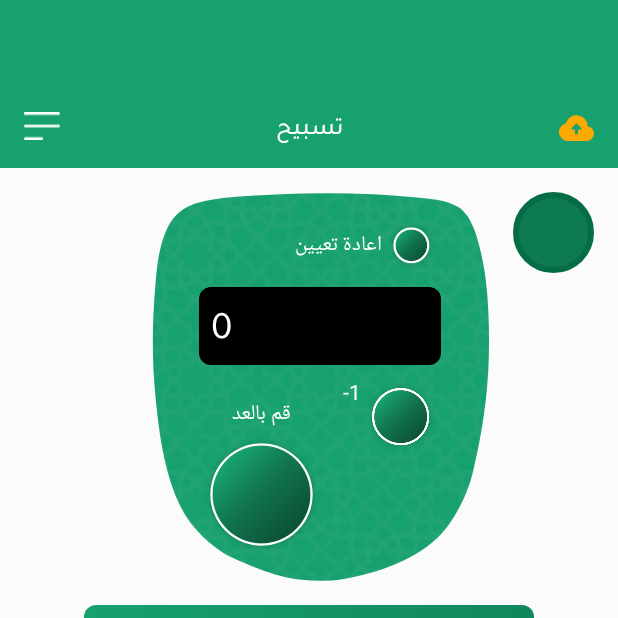
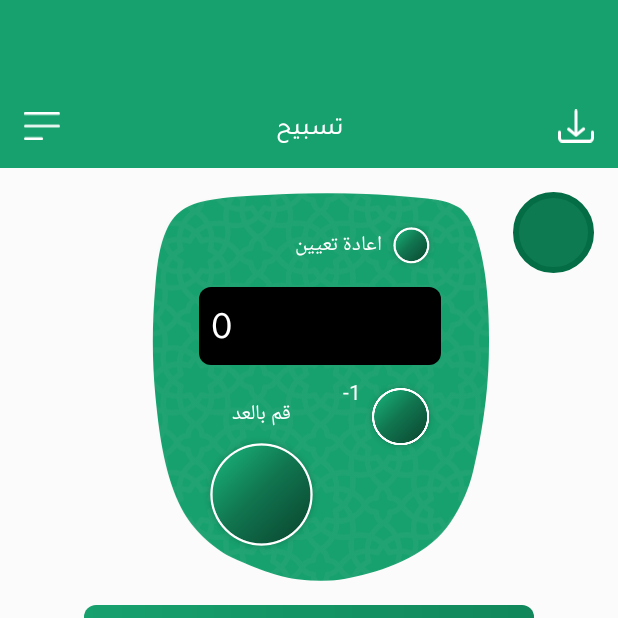
Before and after one commit to MohamedAlaaEldin636/Fazkorone, an Android app: the fragment TaspehFragment placed in its activity, on a phone screen of 412 x 824 dp, the top half of it. Run offline under Robolectric (Android 15) with nearby library versions, the phone set to English and light mode, and no system bars; our stand-ins replace Dagger/Hilt's generated code, Timber, data binding, navigation-ui, paging; libraries missing offline, so code that uses them is left out: com.zeugmasolutions.localehelper; 6 statements that could not run were skipped.

```diff
--- a/app/src/main/res/layout/fragment_taspeh.xml
+++ b/app/src/main/res/layout/fragment_taspeh.xml
@@ -58,7 +58,7 @@
                 android:layout_width="40dp"
                 android:layout_height="40dp"
 
-                android:src="@drawable/ic_download"
+                android:src="@drawable/ic_download_2"
 
                 android:layout_margin="8dp"
                 android:padding="8dp"
@@ -88,8 +88,6 @@
                 android:text="@string/a_taspeh"
                 android:textColor="#ffffff"
                 style="@style/TextTajawalMedium16"
-
-                android:onClick="@{v -> viewModel.editLocation(v)}"
 
                 app:layout_constraintTop_toTopOf="parent"
                 app:layout_constraintStart_toStartOf="parent"
```
Also changed, not shown: app/src/main/java/com/grand/ezkorone/presentation/internalNavigation/viewModel/TaspehViewModel.kt (+2 -7 lines).
